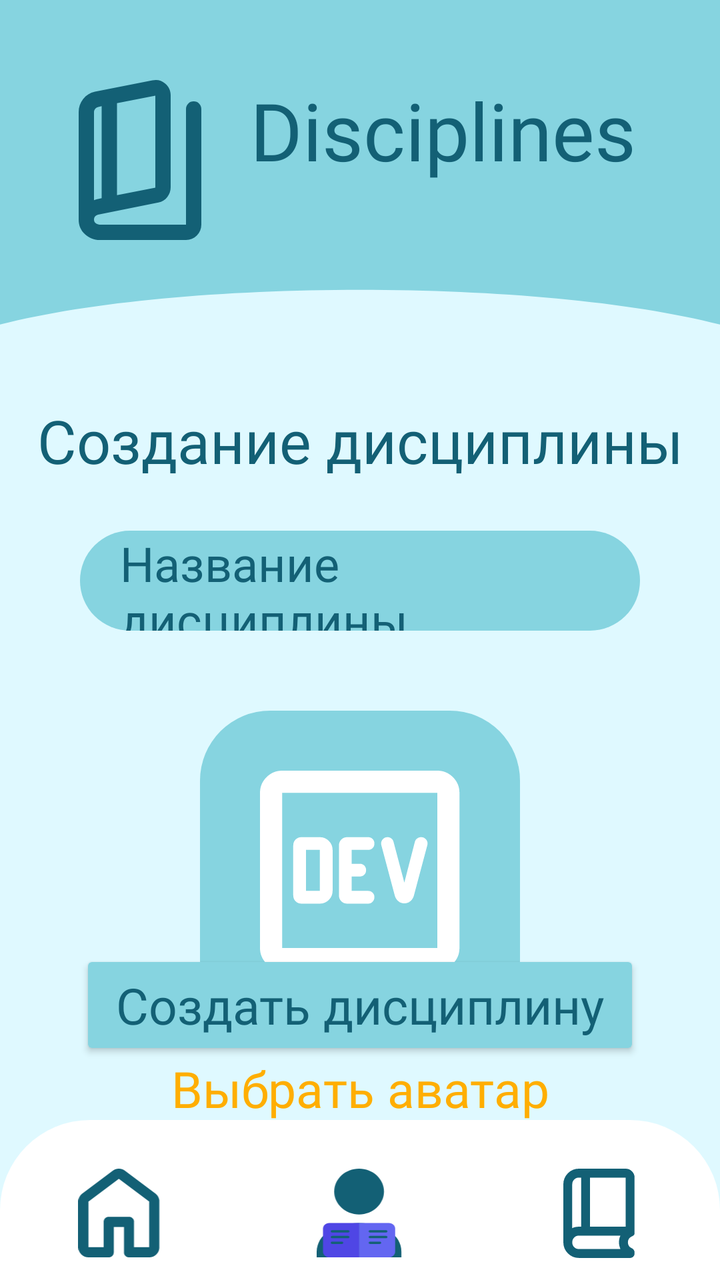
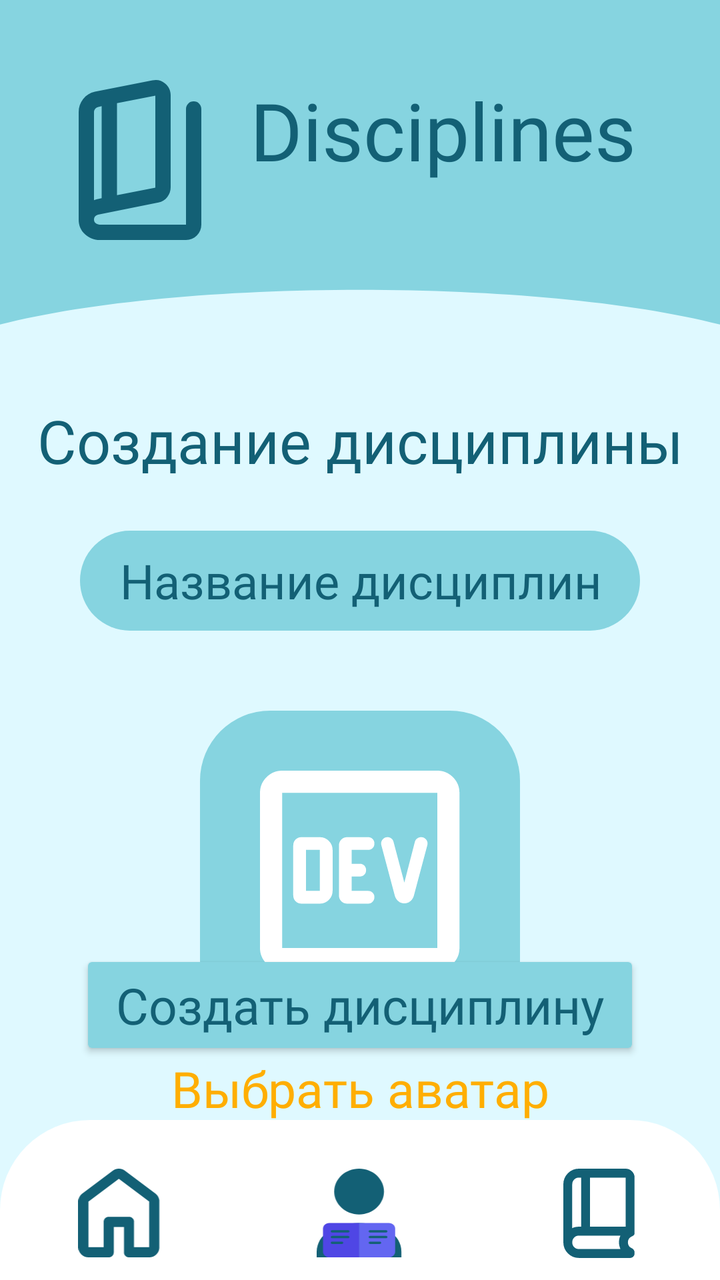

The first picture is an Android layout as it rendered before a commit; the second is the same layout after the commit. The layout source and the unified diff follow.
<!-- AndroidManifest.xml: application theme Theme.ExamMaster -->
<!-- res/layout/disciplines_create_activity.xml -->
<?xml version="1.0" encoding="utf-8"?>
<androidx.constraintlayout.widget.ConstraintLayout
    xmlns:android="http://schemas.android.com/apk/res/android"
    xmlns:app="http://schemas.android.com/apk/res-auto"
    xmlns:tools="http://schemas.android.com/tools"
    android:layout_width="match_parent"
    android:layout_height="match_parent"
    android:background="@color/fonzakryglen">

    <androidx.constraintlayout.widget.ConstraintLayout
        android:layout_width="match_parent"
        android:layout_height="wrap_content"
        android:background="@color/fonzakryglen"
        android:id="@+id/header"
        android:paddingBottom="30dp"
        tools:ignore="MissingConstraints">

        
        <View
            android:id="@+id/headerCurve"
            android:layout_width="match_parent"
            android:layout_height="170dp"
            android:background="@drawable/header_wave"
            app:layout_constraintTop_toTopOf="parent" />

        
        <ImageView
            android:id="@+id/ivAvatar"
            android:layout_width="80dp"
            android:layout_height="80dp"
            android:layout_marginStart="30dp"
            android:layout_marginTop="40dp"
            android:src="@drawable/ic_openbook"
            app:layout_constraintStart_toStartOf="parent"
            app:layout_constraintTop_toTopOf="parent" />

        
        <TextView
            android:id="@+id/tvGreeting"
            android:layout_width="wrap_content"
            android:layout_height="wrap_content"
            android:layout_marginStart="15dp"
            android:paddingBottom="30dp"
            android:fontFamily="@font/ubuntu_regular"
            android:text="Disciplines"
            android:textColor="@color/texticons"
            android:textSize="40sp"
            app:layout_constraintBottom_toBottomOf="@id/ivAvatar"
            app:layout_constraintStart_toEndOf="@id/ivAvatar"
            app:layout_constraintTop_toTopOf="@id/ivAvatar" />
    </androidx.constraintlayout.widget.ConstraintLayout>

    <TextView
        android:id="@+id/tvTitle"
        android:layout_width="wrap_content"
        android:layout_height="wrap_content"
        android:layout_marginTop="0dp"
        android:fontFamily="@font/ubuntu_regular"
        android:text="Создание дисциплины"
        android:textColor="@color/texticons"
        android:textSize="30sp"
        app:layout_constraintEnd_toEndOf="parent"
        app:layout_constraintStart_toStartOf="parent"
        app:layout_constraintTop_toBottomOf="@id/header" />

    
    <EditText
        android:id="@+id/etDisciplineName"
        android:layout_width="0dp"
        android:layout_height="50dp"
        android:layout_marginHorizontal="40dp"
        android:layout_marginTop="25dp"
        android:background="@drawable/rounded_input"
        android:fontFamily="@font/ubuntu_regular"
        android:hint="Название дисциплины"
        android:textSize="24sp"
        android:paddingHorizontal="20dp"
        android:textColorHint="@color/texticons"
        app:layout_constraintEnd_toEndOf="parent"
        app:layout_constraintStart_toStartOf="parent"
        app:layout_constraintTop_toBottomOf="@id/tvTitle" />

    
    <ImageView
        android:id="@+id/ivDisciplineAvatar"
        android:layout_width="160dp"
        android:layout_height="160dp"
        android:layout_marginTop="40dp"
        android:background="@drawable/avatar_box"
        android:padding="30dp"
        android:src="@drawable/ic_negotovlogo"
        app:layout_constraintEnd_toEndOf="parent"
        app:layout_constraintStart_toStartOf="parent"
        app:layout_constraintTop_toBottomOf="@id/etDisciplineName" />

    <TextView
        android:id="@+id/tvSelectAvatar"
        android:layout_width="wrap_content"
        android:layout_height="wrap_content"
        android:layout_marginTop="12dp"
        android:fontFamily="@font/ubuntu_regular"
        android:text="Выбрать аватар"
        android:textColor="@color/vidilenievsego"
        android:textSize="25sp"
        app:layout_constraintEnd_toEndOf="parent"
        app:layout_constraintStart_toStartOf="parent"
        app:layout_constraintTop_toBottomOf="@id/ivDisciplineAvatar" />

    
    <Button
        android:id="@+id/btnCreate"
        android:layout_width="0dp"
        android:layout_height="55dp"
        android:layout_marginHorizontal="40dp"
        android:layout_marginBottom="30dp"
        android:backgroundTint="@color/knopki"
        android:fontFamily="@font/ubuntu_regular"
        android:text="Создать дисциплину"
        android:textAllCaps="false"
        android:textColor="@color/texticons"
        android:textSize="25sp"
        app:cornerRadius="30dp"
        app:layout_constraintEnd_toEndOf="parent"
        app:layout_constraintStart_toStartOf="parent"
        app:layout_constraintBottom_toTopOf="@+id/bottomNavigation" />

    <androidx.constraintlayout.widget.ConstraintLayout
        android:id="@+id/bottomNavigation"
        android:layout_width="match_parent"
        android:layout_height="80dp"
        android:background="@drawable/bottom_nav_bg"
        android:elevation="0dp"
        app:layout_constraintBottom_toBottomOf="parent">

        
        <LinearLayout
            android:id="@+id/navHome"
            android:layout_width="0dp"
            android:layout_height="match_parent"
            android:layout_weight="1"
            android:gravity="center"
            android:paddingTop="14dp"
            app:layout_constraintStart_toStartOf="parent"
            app:layout_constraintEnd_toStartOf="@+id/navProfile">



            <ImageView
                android:layout_width="45dp"
                android:layout_height="45dp"
                android:src="@drawable/ic_home"
                app:tint="@color/texticons" />
        </LinearLayout>

        
        <LinearLayout
            android:id="@+id/navProfile"
            android:layout_width="0dp"
            android:layout_height="match_parent"
            android:layout_weight="1"
            android:gravity="center"
            android:orientation="vertical"
            android:paddingTop="14dp"
            app:layout_constraintStart_toEndOf="@+id/navHome"
            app:layout_constraintEnd_toStartOf="@+id/navLibrary">

            <ImageView
                android:layout_width="45dp"
                android:layout_height="45dp"
                android:src="@drawable/ic_avaterbook" /> 
        </LinearLayout>

        
        <LinearLayout
            android:id="@+id/navLibrary"
            android:layout_width="0dp"
            android:layout_height="match_parent"
            android:layout_weight="1"
            android:gravity="center"
            android:paddingTop="14dp"
            android:orientation="vertical"

            app:layout_constraintStart_toEndOf="@+id/navProfile"
            app:layout_constraintEnd_toEndOf="parent">

            <ImageView
                android:layout_width="45dp"
                android:layout_height="45dp"
                android:src="@drawable/ic_book"
                app:tint="@color/texticons" />
        </LinearLayout>

    </androidx.constraintlayout.widget.ConstraintLayout>


</androidx.constraintlayout.widget.ConstraintLayout>
<!-- resources referenced by this layout -->
<resources>
  <color name="fonzakryglen">#DFF9FF</color>
  <color name="knopki">#86D4E0</color>
  <color name="texticons">#136075</color>
  <color name="vidilenievsego">#FFAE00</color>
  <!-- drawable avatar_box (drawable) -->
  <shape xmlns:android="http://schemas.android.com/apk/res/android">
      <solid android:color="@color/knopki" />
      <corners android:radius="35dp" />
  </shape>
  <!-- drawable bottom_nav_bg (drawable) -->
  <shape xmlns:android="http://schemas.android.com/apk/res/android">
      <solid android:color="#FFFFFF" /> 
      <corners
          android:topLeftRadius="45dp"
          android:topRightRadius="45dp" />
  </shape>
  <!-- drawable header_wave (drawable) -->
  <vector xmlns:android="http://schemas.android.com/apk/res/android"
      android:width="360dp"
      android:height="220dp"
      android:viewportWidth="360"
      android:viewportHeight="220">
      <path
          android:fillColor="@color/knopki"
          android:pathData="M0,0 L360,0 L360,210 C270,180 90,180 0,210 Z" />
  </vector>
  <!-- drawable ic_home (drawable) -->
  <vector xmlns:android="http://schemas.android.com/apk/res/android"
      android:width="34dp"
      android:height="37dp"
      android:viewportWidth="34"
      android:viewportHeight="37">
    <path
        android:pathData="M4.167,32.292H10.417V21.875C10.417,21.285 10.616,20.79 11.016,20.391C11.415,19.991 11.91,19.792 12.5,19.792H20.833C21.424,19.792 21.918,19.991 22.318,20.391C22.717,20.79 22.917,21.285 22.917,21.875V32.292H29.167V13.542L16.667,4.167L4.167,13.542V32.292ZM0,32.292V13.542C0,12.882 0.148,12.257 0.443,11.667C0.738,11.076 1.146,10.59 1.667,10.208L14.167,0.833C14.896,0.278 15.729,0 16.667,0C17.604,0 18.438,0.278 19.167,0.833L31.667,10.208C32.188,10.59 32.596,11.076 32.891,11.667C33.186,12.257 33.333,12.882 33.333,13.542V32.292C33.333,33.438 32.925,34.418 32.109,35.234C31.293,36.05 30.313,36.458 29.167,36.458H20.833C20.243,36.458 19.748,36.259 19.349,35.859C18.95,35.46 18.75,34.965 18.75,34.375V23.958H14.583V34.375C14.583,34.965 14.384,35.46 13.984,35.859C13.585,36.259 13.09,36.458 12.5,36.458H4.167C3.021,36.458 2.04,36.05 1.224,35.234C0.408,34.418 0,33.438 0,32.292Z"
        android:fillColor="#136075"/>
  </vector>
  <!-- drawable ic_openbook (drawable) -->
  <vector xmlns:android="http://schemas.android.com/apk/res/android"
      android:width="67dp"
      android:height="87dp"
      android:viewportWidth="67"
      android:viewportHeight="87">
    <path
        android:pathData="M11.516,87C8.375,87 5.671,85.936 3.402,83.807C1.134,81.678 0,79.043 0,75.902V17.484C0,14.832 0.82,12.458 2.46,10.365C4.1,8.271 6.246,6.945 8.898,6.386L40.305,0.209C42.887,-0.349 45.19,0.209 47.214,1.884C49.238,3.56 50.25,5.723 50.25,8.375V58.314C50.25,60.338 49.622,62.135 48.366,63.706C47.109,65.276 45.504,66.236 43.55,66.585L10.573,73.18C9.945,73.32 9.422,73.652 9.003,74.175C8.584,74.699 8.375,75.274 8.375,75.902C8.375,76.67 8.689,77.316 9.317,77.839C9.945,78.363 10.678,78.624 11.516,78.624H58.625V15.809C58.625,14.622 59.026,13.628 59.829,12.825C60.632,12.022 61.626,11.621 62.813,11.621C63.999,11.621 64.993,12.022 65.796,12.825C66.599,13.628 67,14.622 67,15.809V78.624C67,80.928 66.18,82.899 64.54,84.54C62.9,86.18 60.928,87 58.625,87H11.516ZM20.938,62.606L41.875,58.523V8.48L20.938,12.563V62.606ZM12.563,64.282V14.238L10.992,14.552C10.224,14.692 9.596,15.024 9.108,15.547C8.619,16.07 8.375,16.716 8.375,17.484V65.328C8.724,65.189 9.09,65.067 9.474,64.962C9.858,64.857 10.224,64.77 10.573,64.7L12.563,64.282Z"
        android:fillColor="#136075"/>
  </vector>
  <!-- drawable rounded_input (drawable) -->
  <?xml version="1.0" encoding="utf-8"?>
  <shape xmlns:android="http://schemas.android.com/apk/res/android">
      <solid android:color="@color/knopki" />
      <corners android:radius="30dp" />
  </shape>
  <style name="Theme.ExamMaster" parent="Base.Theme.ExamMaster" />
  <style name="Base.Theme.ExamMaster" parent="Theme.Material3.DayNight.NoActionBar">
          
          
      </style>
  <!-- unchanged entries left out for length: 3 -->
</resources>

<!-- the commit's change to res/layout/disciplines_create_activity.xml (unified diff, before → after) -->
@@ -73,13 +73,17 @@
         android:background="@drawable/rounded_input"
         android:fontFamily="@font/ubuntu_regular"
         android:hint="Название дисциплины"
+        android:inputType="textCapSentences"
+        android:imeOptions="actionDone"
+        android:singleLine="true"
+        android:maxLength="100"
+        android:paddingHorizontal="20dp"
+        android:textColor="@color/texticons"
+        android:textColorHint="@color/texticons"
         android:textSize="24sp"
-        android:paddingHorizontal="20dp"
-        android:textColorHint="@color/texticons"
         app:layout_constraintEnd_toEndOf="parent"
         app:layout_constraintStart_toStartOf="parent"
         app:layout_constraintTop_toBottomOf="@id/tvTitle" />
-
     
     <ImageView
         android:id="@+id/ivDisciplineAvatar"
